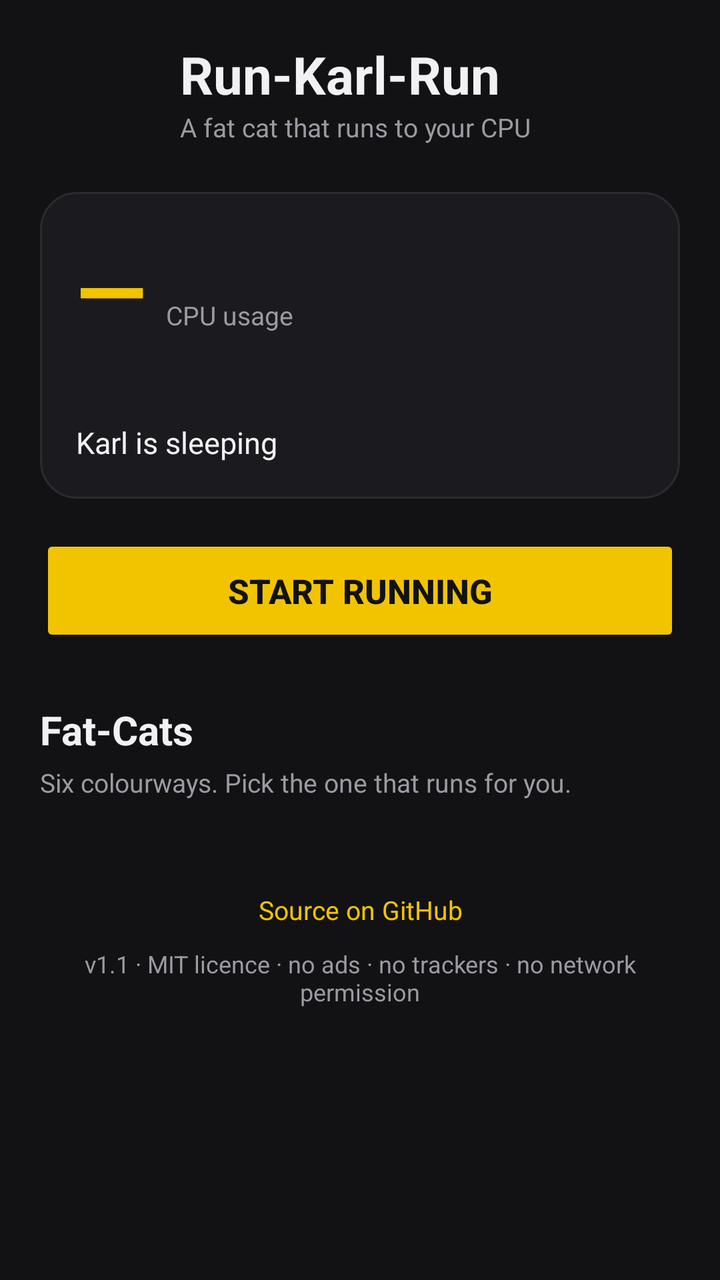
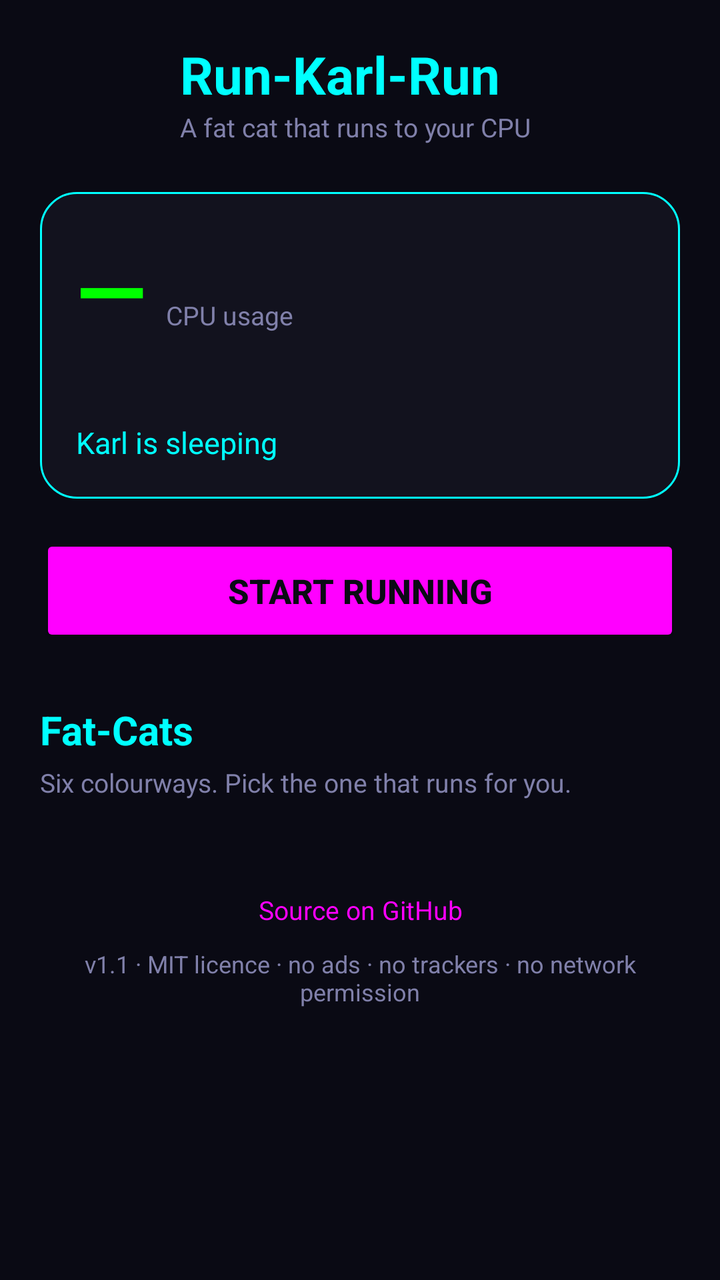

The first picture is an Android layout as it rendered before a commit; the second is the same layout after the commit. The layout source and the unified diff follow.
<!-- AndroidManifest.xml: application theme Theme.RunKarlRun -->
<!-- res/layout/activity_main.xml -->
<?xml version="1.0" encoding="utf-8"?>
<ScrollView xmlns:android="http://schemas.android.com/apk/res/android"
    android:layout_width="match_parent"
    android:layout_height="match_parent"
    android:background="@color/bg"
    android:fillViewport="true"
    android:fitsSystemWindows="true">

    <LinearLayout
        android:layout_width="match_parent"
        android:layout_height="wrap_content"
        android:orientation="vertical"
        android:paddingStart="20dp"
        android:paddingTop="18dp"
        android:paddingEnd="20dp"
        android:paddingBottom="28dp">

        <LinearLayout
            android:layout_width="match_parent"
            android:layout_height="wrap_content"
            android:gravity="center_vertical"
            android:orientation="horizontal">

            <ImageView
                android:layout_width="56dp"
                android:layout_height="56dp"
                android:contentDescription="@string/app_name"
                android:src="@mipmap/ic_launcher" />

            <LinearLayout
                android:layout_width="0dp"
                android:layout_height="wrap_content"
                android:layout_marginStart="14dp"
                android:layout_weight="1"
                android:orientation="vertical">

                <TextView
                    android:layout_width="wrap_content"
                    android:layout_height="wrap_content"
                    android:text="@string/app_name"
                    android:textColor="@color/text"
                    android:textSize="26sp"
                    android:textStyle="bold" />

                <TextView
                    android:layout_width="wrap_content"
                    android:layout_height="wrap_content"
                    android:text="@string/tagline"
                    android:textColor="@color/muted"
                    android:textSize="13sp" />
            </LinearLayout>
        </LinearLayout>

        <LinearLayout
            android:layout_width="match_parent"
            android:layout_height="wrap_content"
            android:layout_marginTop="22dp"
            android:background="@drawable/bg_card"
            android:orientation="vertical"
            android:padding="18dp">

            <LinearLayout
                android:layout_width="match_parent"
                android:layout_height="wrap_content"
                android:gravity="bottom"
                android:orientation="horizontal">

                <TextView
                    android:id="@+id/cpu_value"
                    android:layout_width="wrap_content"
                    android:layout_height="wrap_content"
                    android:text="@string/cpu_unknown"
                    android:textColor="@color/accent"
                    android:textSize="46sp"
                    android:textStyle="bold" />

                <TextView
                    android:id="@+id/cpu_cores_label"
                    android:layout_width="0dp"
                    android:layout_height="wrap_content"
                    android:layout_marginStart="10dp"
                    android:layout_weight="1"
                    android:text="@string/cpu_label"
                    android:textColor="@color/muted"
                    android:textSize="13sp" />
            </LinearLayout>

            <TextView
                android:id="@+id/cpu_cores_text"
                android:layout_width="match_parent"
                android:layout_height="wrap_content"
                android:layout_marginTop="8dp"
                android:fontFamily="monospace"
                android:lineSpacingExtra="3dp"
                android:textColor="@color/muted"
                android:textSize="13sp" />

            <TextView
                android:id="@+id/state"
                android:layout_width="wrap_content"
                android:layout_height="wrap_content"
                android:layout_marginTop="10dp"
                android:text="@string/state_idle"
                android:textColor="@color/text"
                android:textSize="15sp" />
        </LinearLayout>

        <Button
            android:id="@+id/toggle"
            android:layout_width="match_parent"
            android:layout_height="56dp"
            android:layout_marginTop="18dp"
            android:backgroundTint="@color/accent"
            android:insetTop="0dp"
            android:insetBottom="0dp"
            android:text="@string/start"
            android:textColor="@color/on_accent"
            android:textSize="17sp"
            android:textStyle="bold" />

        <TextView
            android:layout_width="wrap_content"
            android:layout_height="wrap_content"
            android:layout_marginTop="28dp"
            android:text="@string/fatcats"
            android:textColor="@color/text"
            android:textSize="20sp"
            android:textStyle="bold" />

        <TextView
            android:layout_width="wrap_content"
            android:layout_height="wrap_content"
            android:layout_marginTop="4dp"
            android:text="@string/fatcats_hint"
            android:textColor="@color/muted"
            android:textSize="13sp" />

        <LinearLayout
            android:id="@+id/cat_list"
            android:layout_width="match_parent"
            android:layout_height="wrap_content"
            android:layout_marginTop="12dp"
            android:orientation="vertical" />

        <TextView
            android:id="@+id/source_link"
            android:layout_width="match_parent"
            android:layout_height="wrap_content"
            android:layout_marginTop="26dp"
            android:background="?android:attr/selectableItemBackground"
            android:clickable="true"
            android:focusable="true"
            android:gravity="center"
            android:padding="8dp"
            android:text="@string/source"
            android:textColor="@color/accent"
            android:textSize="13sp" />

        <TextView
            android:layout_width="match_parent"
            android:layout_height="wrap_content"
            android:layout_marginTop="2dp"
            android:gravity="center"
            android:text="@string/footer"
            android:textColor="@color/muted"
            android:textSize="12sp" />
    </LinearLayout>
</ScrollView>
<!-- resources referenced by this layout -->
<resources>
  <color name="accent">#F2C400</color>
  <color name="bg">#121214</color>
  <color name="muted">#9A9AA3</color>
  <color name="on_accent">#121214</color>
  <color name="text">#F1F1F3</color>
  <!-- drawable bg_card (drawable) -->
  <?xml version="1.0" encoding="utf-8"?>
  <shape xmlns:android="http://schemas.android.com/apk/res/android"
      android:shape="rectangle">
      <solid android:color="@color/surface" />
      <corners android:radius="18dp" />
      <stroke
          android:width="1dp"
          android:color="@color/line" />
  </shape>
  <!-- mipmap ic_launcher (mipmap-anydpi-v26) -->
  <?xml version="1.0" encoding="utf-8"?>
  <adaptive-icon xmlns:android="http://schemas.android.com/apk/res/android">
      <background android:drawable="@color/ic_launcher_background" />
      <foreground android:drawable="@mipmap/ic_launcher_foreground" />
  </adaptive-icon>
  <string name="app_name">Run-Karl-Run</string>
  <string name="cpu_label">CPU usage</string>
  <string name="cpu_unknown">—</string>
  <string name="fatcats">Fat-Cats</string>
  <string name="fatcats_hint">Six colourways. Pick the one that runs for you.</string>
  <string name="footer">v1.1 · MIT licence · no ads · no trackers · no network permission</string>
  <string name="source">Source on GitHub</string>
  <string name="start">Start running</string>
  <string name="state_idle">Karl is sleeping</string>
  <string name="tagline">A fat cat that runs to your CPU</string>
  <style name="Theme.RunKarlRun" parent="@android:style/Theme.Material.NoActionBar">
          <item name="android:windowBackground">@color/bg</item>
          <item name="android:windowNoTitle">true</item>
          <item name="android:colorPrimary">@color/accent</item>
          <item name="android:colorPrimaryDark">@color/bg</item>
          <item name="android:colorAccent">@color/accent</item>
          <item name="android:statusBarColor">@color/bg</item>
          <item name="android:navigationBarColor">@color/bg</item>
          <item name="android:windowLightStatusBar">false</item>
          <item name="android:textColorPrimary">@color/text</item>
          <item name="android:textColorSecondary">@color/muted</item>
      </style>
  <color name="surface">#1B1B1F</color>
  <color name="line">#2A2A31</color>
  <color name="ic_launcher_background">#000000</color>
</resources>

<!-- the commit's change to res/layout/activity_main.xml (unified diff, before → after) -->
@@ -70,7 +70,7 @@
                     android:layout_width="wrap_content"
                     android:layout_height="wrap_content"
                     android:text="@string/cpu_unknown"
-                    android:textColor="@color/accent"
+                    android:textColor="@color/neon_green"
                     android:textSize="46sp"
                     android:textStyle="bold" />
 
@@ -110,11 +110,11 @@
             android:layout_width="match_parent"
             android:layout_height="56dp"
             android:layout_marginTop="18dp"
-            android:backgroundTint="@color/accent"
+            android:backgroundTint="@color/neon_magenta"
             android:insetTop="0dp"
             android:insetBottom="0dp"
             android:text="@string/start"
-            android:textColor="@color/on_accent"
+            android:textColor="@color/bg"
             android:textSize="17sp"
             android:textStyle="bold" />
 
@@ -153,7 +153,7 @@
             android:gravity="center"
             android:padding="8dp"
             android:text="@string/source"
-            android:textColor="@color/accent"
+            android:textColor="@color/neon_magenta"
             android:textSize="13sp" />
 
         <TextView
<!-- resource entries referenced after the edit -->
@@ -1,10 +1,10 @@
 <!-- resources referenced by this layout -->
 <resources>
-  <color name="accent">#F2C400</color>
-  <color name="bg">#121214</color>
-  <color name="muted">#9A9AA3</color>
-  <color name="on_accent">#121214</color>
-  <color name="text">#F1F1F3</color>
+  <color name="bg">#0A0A14</color>
+  <color name="muted">#8080AA</color>
+  <color name="neon_green">#00FF00</color>
+  <color name="neon_magenta">#FF00FF</color>
+  <color name="text">#00FFFF</color>
   <!-- drawable bg_card (drawable) -->
   <?xml version="1.0" encoding="utf-8"?>
   <shape xmlns:android="http://schemas.android.com/apk/res/android"
@@ -13,7 +13,7 @@
       <corners android:radius="18dp" />
       <stroke
           android:width="1dp"
-          android:color="@color/line" />
+          android:color="@color/neon_cyan" />
   </shape>
   <!-- mipmap ic_launcher (mipmap-anydpi-v26) -->
   <?xml version="1.0" encoding="utf-8"?>
@@ -34,17 +34,17 @@
   <style name="Theme.RunKarlRun" parent="@android:style/Theme.Material.NoActionBar">
           <item name="android:windowBackground">@color/bg</item>
           <item name="android:windowNoTitle">true</item>
-          <item name="android:colorPrimary">@color/accent</item>
+          <item name="android:colorPrimary">@color/neon_magenta</item>
           <item name="android:colorPrimaryDark">@color/bg</item>
-          <item name="android:colorAccent">@color/accent</item>
+          <item name="android:colorAccent">@color/neon_cyan</item>
           <item name="android:statusBarColor">@color/bg</item>
           <item name="android:navigationBarColor">@color/bg</item>
           <item name="android:windowLightStatusBar">false</item>
-          <item name="android:textColorPrimary">@color/text</item>
+          <item name="android:textColorPrimary">@color/neon_cyan</item>
           <item name="android:textColorSecondary">@color/muted</item>
       </style>
-  <color name="surface">#1B1B1F</color>
-  <color name="line">#2A2A31</color>
+  <color name="surface">#12121E</color>
+  <color name="neon_cyan">#00FFFF</color>
   <color name="ic_launcher_background">#000000</color>
 </resources>
 
